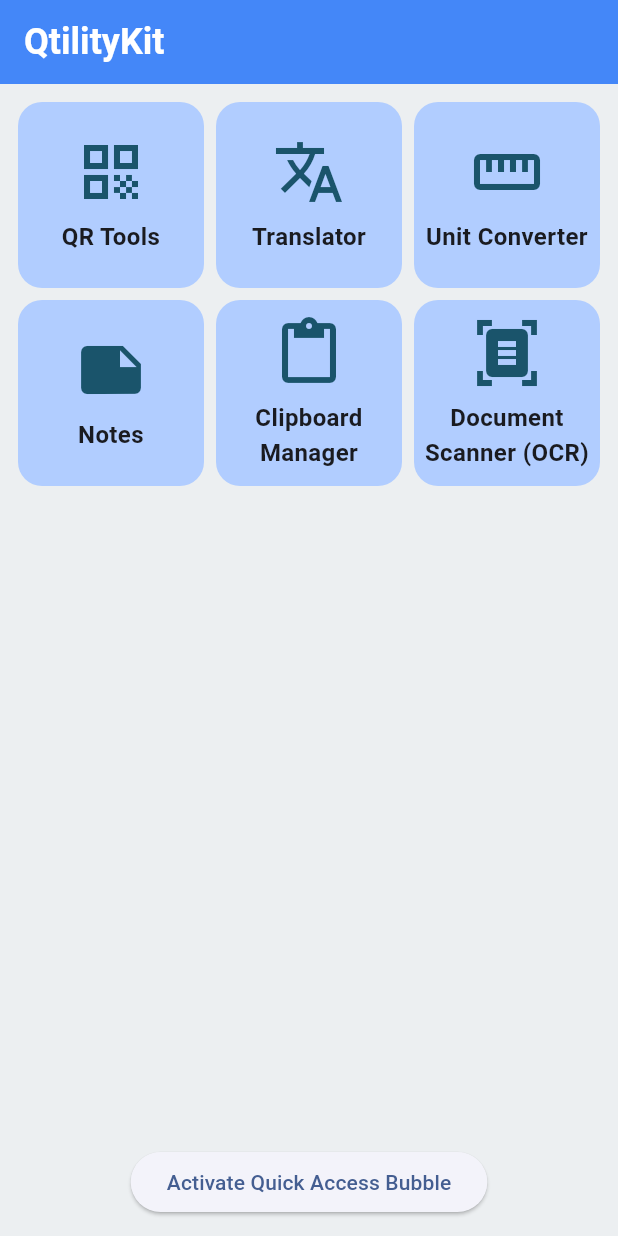
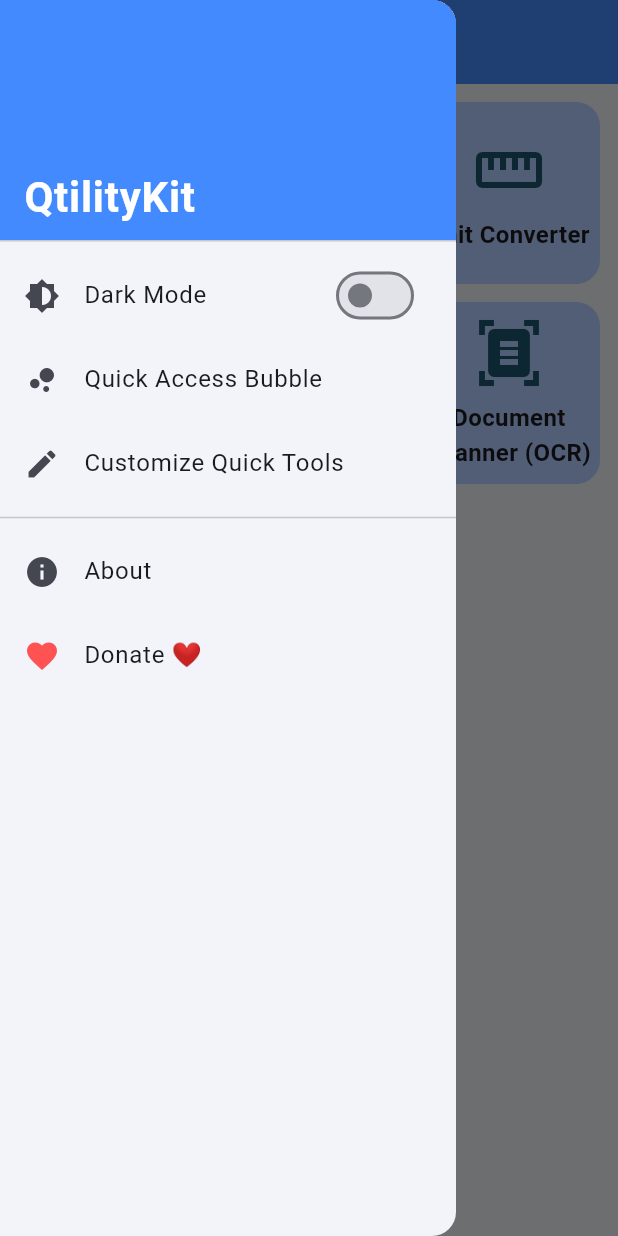
Before and after one commit to f0x-n3rd/App-Project, a Flutter app: the screen it shows after launch, with the side drawer open (before the commit the screen has no drawer), on a phone screen of 412 x 824 dp. Run offline on Flutter 3.47's test engine with Material 3 defaults, Android fonts, the phone set to English and light mode, and no system bars; our stand-ins replace shared_preferences.

Commit message:
darkmode and quick access bubble done with about and donation screens also done

```diff
--- a/project_qtilitykit/lib/main.dart
+++ b/project_qtilitykit/lib/main.dart
@@ -1,44 +1,13 @@
 import 'package:flutter/material.dart';
+import 'package:project_qtilitykit/screens/about_screen.dart';
+import 'package:project_qtilitykit/screens/donate_screen.dart';
+import 'package:shared_preferences/shared_preferences.dart';
+
 import 'screens/home_screen.dart';
+import 'screens/overlay_settings_screen.dart';
 import 'screens/qrtool_screen.dart';
 
-void main() {
-  runApp(const QtilityKitApp());
-}
-
-class QtilityKitApp extends StatelessWidget {
-  const QtilityKitApp({super.key});
-
-  @override
-  Widget build(BuildContext context) {
-    return MaterialApp(
-      title: 'QtilityKit',
-      debugShowCheckedModeBanner: false,
-      theme: ThemeData(
-        useMaterial3: true,
-        colorSchemeSeed: Colors.blueAccent,
-        brightness: Brightness.light,
-        scaffoldBackgroundColor: Colors.blueGrey[50],
-        fontFamily: 'Roboto',
-      ),
-      home: HomeScreen(),
-      routes: {
-        // Define routes for each tool page
-        '/qr': (context) => const QRToolScreen(),
-        '/translate': (context) => const PlaceholderScreen(title: 'Translator'),
-        '/unit': (context) => const PlaceholderScreen(title: 'Unit Converter'),
-        '/notes': (context) => const PlaceholderScreen(title: 'Notes'),
-        '/clipboard': (context) =>
-            const PlaceholderScreen(title: 'Clipboard Manager'),
-        '/scanner': (context) =>
-            const PlaceholderScreen(title: 'Document Scanner (OCR)'),
-        // Add more routes as needed
-      },
-    );
-  }
-}
-
-// Temporary placeholder screen for each route
+// Temporary placeholder screen
 class PlaceholderScreen extends StatelessWidget {
   final String title;
   const PlaceholderScreen({super.key, required this.title});
@@ -56,3 +25,92 @@ class PlaceholderScreen extends StatelessWidget {
     );
   }
 }
+
+void main() async {
+  WidgetsFlutterBinding.ensureInitialized();
+
+  // Load theme preference before running app
+  SharedPreferences prefs = await SharedPreferences.getInstance();
+  bool isDarkMode = prefs.getBool('darkMode') ?? false;
+
+  runApp(QtilityKitApp(initialDarkMode: isDarkMode));
+}
+
+class QtilityKitApp extends StatefulWidget {
+  final bool initialDarkMode;
+
+  const QtilityKitApp({super.key, required this.initialDarkMode});
+
+  @override
+  State<QtilityKitApp> createState() => QtilityKitAppState();
+}
+
+// NOTE: public state class (no leading underscore) so other files can access it.
+class QtilityKitAppState extends State<QtilityKitApp> {
+  late bool _darkMode;
+
+  @override
+  void initState() {
+    super.initState();
+    _darkMode = widget.initialDarkMode;
+  }
+
+  // Public getter so other widgets (like HomeScreen drawer) can read current theme
+  bool get isDarkMode => _darkMode;
+
+  // Helper: Save theme mode permanently
+  Future<void> _saveTheme(bool value) async {
+    SharedPreferences prefs = await SharedPreferences.getInstance();
+    await prefs.setBool('darkMode', value);
+  }
+
+  // Public method so Drawer or Settings can toggle theme
+  void toggleTheme(bool value) {
+    setState(() {
+      _darkMode = value;
+    });
+    _saveTheme(value);
+  }
+
+  @override
+  Widget build(BuildContext context) {
+    return MaterialApp(
+      title: 'QtilityKit',
+      debugShowCheckedModeBanner: false,
+
+      // Dynamic theme
+      theme: ThemeData(
+        useMaterial3: true,
+        colorSchemeSeed: Colors.blueAccent,
+        brightness: Brightness.light,
+        scaffoldBackgroundColor: Colors.blueGrey[50],
+        fontFamily: 'Roboto',
+      ),
+      darkTheme: ThemeData(
+        useMaterial3: true,
+        colorSchemeSeed: Colors.blueAccent,
+        brightness: Brightness.dark,
+        fontFamily: 'Roboto',
+      ),
+      themeMode: _darkMode ? ThemeMode.dark : ThemeMode.light,
+
+      // Initial screen
+      home: HomeScreen(),
+
+      // Navigation routes
+      routes: {
+        '/qr': (context) => const QRToolScreen(),
+        '/translate': (context) => const PlaceholderScreen(title: 'Translator'),
+        '/unit': (context) => const PlaceholderScreen(title: 'Unit Converter'),
+        '/notes': (context) => const PlaceholderScreen(title: 'Notes'),
+        '/clipboard': (context) =>
+            const PlaceholderScreen(title: 'Clipboard Manager'),
+        '/scanner': (context) =>
+            const PlaceholderScreen(title: 'Document Scanner (OCR)'),
+        '/overlaySettings': (context) => const OverlaySettingsScreen(),
+        '/about': (context) => const AboutScreen(),
+        '/donate': (context) => const DonateScreen(),
+      },
+    );
+  }
+}
--- a/project_qtilitykit/lib/screens/home_screen.dart
+++ b/project_qtilitykit/lib/screens/home_screen.dart
@@ -1,7 +1,15 @@
 import 'package:flutter/material.dart';
+import 'package:project_qtilitykit/main.dart'; // <- needed to access QtilityKitAppState
 import 'package:project_qtilitykit/overlay_controller.dart';
 
-class HomeScreen extends StatelessWidget {
+class HomeScreen extends StatefulWidget {
+  @override
+  State<HomeScreen> createState() => _HomeScreenState();
+}
+
+class _HomeScreenState extends State<HomeScreen> {
+  bool _overlayActive = false;
+
   final List<Map<String, dynamic>> tools = [
     {'name': 'QR Tools', 'icon': Icons.qr_code, 'route': '/qr'},
     {'name': 'Translator', 'icon': Icons.translate, 'route': '/translate'},
@@ -22,10 +30,13 @@ class HomeScreen extends StatelessWidget {
 
   @override
   Widget build(BuildContext context) {
+    // Read the app state's theme value when building the drawer
+    final appState = context.findAncestorStateOfType<QtilityKitAppState>();
+
     return Scaffold(
       appBar: AppBar(
         title: const Text("QtilityKit"),
-        titleTextStyle: TextStyle(
+        titleTextStyle: const TextStyle(
           color: Colors.white,
           fontSize: 24,
           fontWeight: FontWeight.bold,
@@ -33,18 +44,93 @@ class HomeScreen extends StatelessWidget {
         backgroundColor: Colors.blueAccent,
         centerTitle: false,
         elevation: 2,
+        leading: Builder(
+          builder: (context) => IconButton(
+            icon: const Icon(Icons.menu, color: Colors.white),
+            onPressed: () => Scaffold.of(context).openDrawer(),
           ),
+        ),
+      ),
+
+      // Drawer now contains the Dark Mode switch that reads from the root state
+      drawer: Drawer(
+        child: ListView(
+          padding: EdgeInsets.zero,
+          children: [
+            const DrawerHeader(
+              decoration: BoxDecoration(color: Colors.blueAccent),
+              child: Align(
+                alignment: Alignment.bottomLeft,
+                child: Text(
+                  'QtilityKit',
+                  style: TextStyle(
+                    color: Colors.white,
+                    fontSize: 28,
+                    fontWeight: FontWeight.bold,
+                  ),
+                ),
+              ),
+            ),
+
+            // Dark Mode toggle (reads from root state)
+            SwitchListTile(
+              secondary: const Icon(Icons.brightness_6),
+              title: const Text("Dark Mode"),
+              value: appState?.isDarkMode ?? false,
+              onChanged: (value) {
+                // Toggle the theme in the root app state (this also persists it)
+                appState?.toggleTheme(value);
+                // Rebuild drawer to reflect the new state immediately
+                setState(() {});
+              },
+            ),
+
+            ListTile(
+              leading: const Icon(Icons.bubble_chart),
+              title: const Text("Quick Access Bubble"),
+              onTap: () {
+                Navigator.pushNamed(context, '/overlaySettings');
+              },
+            ),
+
+            ListTile(
+              leading: const Icon(Icons.edit),
+              title: const Text("Customize Quick Tools"),
+              onTap: () {
+                Navigator.pushNamed(context, '/quickToolsEditor');
+              },
+            ),
+
+            const Divider(),
+
+            ListTile(
+              leading: const Icon(Icons.info),
+              title: const Text("About"),
+              onTap: () {
+                Navigator.pushNamed(context, '/about');
+              },
+            ),
+
+            ListTile(
+              leading: const Icon(Icons.favorite, color: Colors.redAccent),
+              title: const Text("Donate ❤️"),
+              onTap: () {
+                Navigator.pushNamed(context, '/donate');
+              },
+            ),
+          ],
+        ),
+      ),
+
+      // Body — your tool grid (unchanged)
       body: Padding(
         padding: const EdgeInsets.all(12.0),
-        child: Column(
-          children: [
-            Expanded(
         child: GridView.builder(
           itemCount: tools.length,
           gridDelegate: const SliverGridDelegateWithFixedCrossAxisCount(
             crossAxisCount: 3, // three columns
-                  mainAxisSpacing: 8,
-                  crossAxisSpacing: 8,
+            mainAxisSpacing: 12,
+            crossAxisSpacing: 12,
             childAspectRatio: 1,
           ),
           itemBuilder: (context, index) {
@@ -83,16 +169,6 @@ class HomeScreen extends StatelessWidget {
           },
         ),
       ),
-            const SizedBox(height: 12),
-            ElevatedButton(
-              onPressed: () async {
-                await OverlayController.startOverlay();
-              },
-              child: const Text("Activate Quick Access Bubble"),
-            ),
-          ],
-        ),
-      ),
     );
   }
 }
--- a/project_qtilitykit/pubspec.yaml
+++ b/project_qtilitykit/pubspec.yaml
@@ -35,6 +35,8 @@ dependencies:
   # Use with the CupertinoIcons class for iOS style icons.
   cupertino_icons: ^1.0.8
   flutter_overlay_window: ^0.5.0
+  shared_preferences: ^2.5.3
+  url_launcher: ^6.2.5
 
 dev_dependencies:
   flutter_test:
```
Also changed, not shown: project_qtilitykit/lib/overlay_controller.dart (+67 -11 lines), project_qtilitykit/lib/screens/about_screen.dart (added, +37 -0 lines), project_qtilitykit/lib/screens/donate_screen.dart (added, +210 -0 lines), project_qtilitykit/lib/screens/overlay_settings_screen.dart (added, +180 -0 lines), project_qtilitykit/lib/screens/OCR_screen.dart (added), project_qtilitykit/lib/screens/clipboardManager.dart (added), project_qtilitykit/lib/screens/notes_screen.dart (added), project_qtilitykit/lib/screens/translator_screen.dart (added), project_qtilitykit/pubspec.lock, 13 other files. Lines whose indentation alone changed are shown as unchanged.
